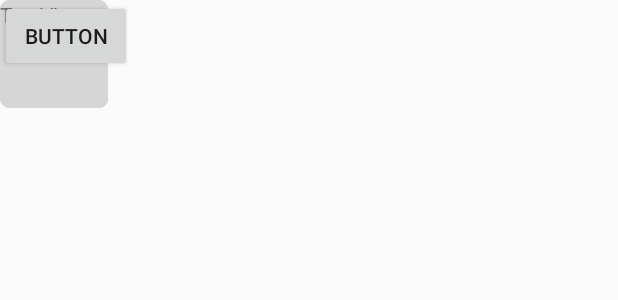
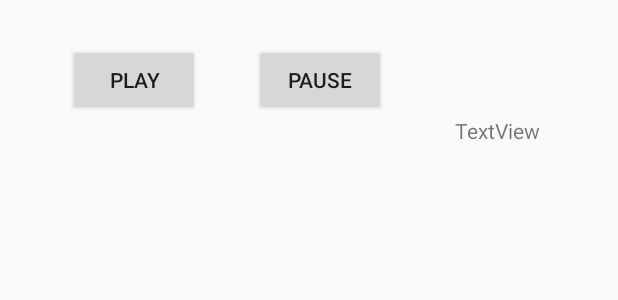
Before and after one commit to TuomasSorsa/Kruunu, an Android app: the layout activity_pesu_menu.xml on its own in the app's theme, with its tools: preview values and no code run, on a phone screen of 412 x 824 dp. Shown: the top 300 px of the screen. Run offline under Robolectric (Android 15) with nearby library versions, the phone set to English and light mode, and no system bars.

Commit message:
player tulossa

```diff
--- a/app/src/main/AndroidManifest.xml
+++ b/app/src/main/AndroidManifest.xml
@@ -13,7 +13,8 @@
         <activity android:name=".InfoMenu" />
         <activity android:name=".OptionsMenu" />
         <activity android:name=".KalenteriMenu" />
-        <activity android:name=".PesuMenu" />
+        <activity android:name=".PesuMenu"
+            android:screenOrientation="sensorLandscape"/>
         <activity android:name=".MainMenu"
             android:screenOrientation="sensorLandscape"/>
         <activity android:name=".MainActivity">
--- a/app/src/main/java/com/example/kruunu/PesuMenu.java
+++ b/app/src/main/java/com/example/kruunu/PesuMenu.java
@@ -2,13 +2,26 @@ package com.example.kruunu;
 
 import androidx.appcompat.app.AppCompatActivity;
 
+import android.media.MediaPlayer;
 import android.os.Bundle;
+import android.view.View;
 
-public class PesuMenu extends AppCompatActivity {
+public class  PesuMenu extends AppCompatActivity {
+    MediaPlayer pesuplayer;
 
     @Override
     protected void onCreate(Bundle savedInstanceState) {
         super.onCreate(savedInstanceState);
         setContentView(R.layout.activity_pesu_menu);
     }
+
+    public void Play (View v) {
+        if(pesuplayer == null) {
+            pesuplayer = MediaPlayer.create(this, R.raw.cinderella)
+        }
+    }
+
+    public void Pause (View v) {
+
+    }
 }
--- a/app/src/main/res/layout/activity_pesu_menu.xml
+++ b/app/src/main/res/layout/activity_pesu_menu.xml
@@ -7,26 +7,45 @@
     tools:context=".PesuMenu">
 
     <Button
-        android:id="@+id/button5"
+        android:id="@+id/buttonPause"
         android:layout_width="wrap_content"
         android:layout_height="wrap_content"
-        android:text="Button"
-        tools:layout_editor_absoluteX="58dp"
-        tools:layout_editor_absoluteY="75dp" />
+        android:layout_marginStart="36dp"
+        android:layout_marginLeft="36dp"
+        android:layout_marginTop="29dp"
+        android:onClick="Pause"
+        android:text="Pause"
+        app:layout_constraintStart_toEndOf="@+id/buttonPlay"
+        app:layout_constraintTop_toTopOf="parent" />
+
+    <Button
+        android:id="@+id/buttonPlay"
+        android:layout_width="wrap_content"
+        android:layout_height="wrap_content"
+        android:layout_marginStart="45dp"
+        android:layout_marginLeft="45dp"
+        android:layout_marginTop="29dp"
+        android:onClick="Play"
+        android:text="Play"
+        app:layout_constraintStart_toStartOf="parent"
+        app:layout_constraintTop_toTopOf="parent" />
 
     <ImageView
         android:id="@+id/imageView2"
         android:layout_width="wrap_content"
         android:layout_height="wrap_content"
-        app:srcCompat="@mipmap/ic_launcher"
-        tools:layout_editor_absoluteX="169dp"
-        tools:layout_editor_absoluteY="533dp" />
+        android:layout_marginTop="122dp"
+        app:layout_constraintStart_toStartOf="@+id/buttonPause"
+        app:layout_constraintTop_toBottomOf="parent"
+        app:srcCompat="@mipmap/ic_launcher" />
 
     <TextView
         android:id="@+id/textView"
         android:layout_width="wrap_content"
         android:layout_height="wrap_content"
+        android:layout_marginStart="46dp"
+        android:layout_marginLeft="46dp"
         android:text="TextView"
-        tools:layout_editor_absoluteX="240dp"
-        tools:layout_editor_absoluteY="77dp" />
+        app:layout_constraintStart_toEndOf="@+id/buttonPause"
+        app:layout_constraintTop_toBottomOf="@+id/buttonPause" />
 </androidx.constraintlayout.widget.ConstraintLayout>
--- a/app/src/main/res/layout/activity_user_creation.xml
+++ b/app/src/main/res/layout/activity_user_creation.xml
@@ -43,7 +43,7 @@
         android:ems="10"
         android:hint="Nimi (vain kirjaimia)"
         android:maxLength="15"
-        android:digits="abcdefghijklmnopqrstuvwxyzäöÅABCDEFGHIJKLMNOPQRSTUVWXYZÄÖÅ"
+        android:digits="abcdefghijklmnopqrstuvwxyzäöåABCDEFGHIJKLMNOPQRSTUVWXYZÄÖÅ"
         android:inputType="textPersonName"
         app:layout_constraintStart_toStartOf="parent"
         app:layout_constraintTop_toTopOf="parent" />
```
Also changed, not shown: 1 other file.
